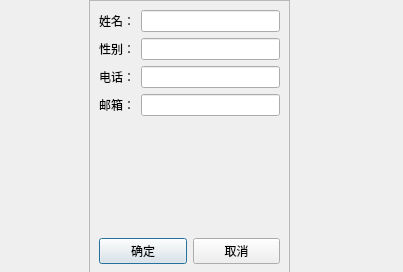
This is MainProgram/infodialog.ui in jameswhqi/12307 as Qt 5 draws it before an edit. The edited form follows.
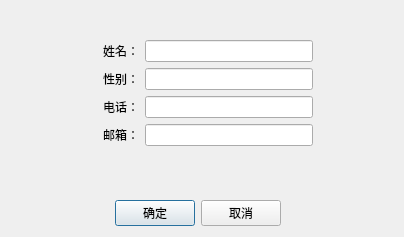
This is the edited form.

What changed in the file:
```diff
--- a/MainProgram/infodialog.ui
+++ b/MainProgram/infodialog.ui
@@ -6,30 +6,46 @@
    <rect>
     <x>0</x>
     <y>0</y>
-    <width>403</width>
-    <height>272</height>
+    <width>404</width>
+    <height>237</height>
    </rect>
   </property>
   <property name="windowTitle">
    <string>Dialog</string>
   </property>
-  <widget class="QFrame" name="frame">
-   <property name="geometry">
-    <rect>
-     <x>89</x>
-     <y>0</y>
-     <width>201</width>
-     <height>274</height>
-    </rect>
-   </property>
-   <property name="frameShape">
-    <enum>QFrame::StyledPanel</enum>
-   </property>
-   <property name="frameShadow">
-    <enum>QFrame::Raised</enum>
-   </property>
-   <layout class="QVBoxLayout" name="verticalLayout">
-    <item>
+  <layout class="QGridLayout" name="gridLayout_2">
+   <item row="6" column="3">
+    <layout class="QHBoxLayout" name="horizontalLayout">
+     <item>
+      <widget class="QPushButton" name="confirm">
+       <property name="text">
+        <string>确定</string>
+       </property>
+      </widget>
+     </item>
+     <item>
+      <widget class="QPushButton" name="cancel">
+       <property name="text">
+        <string>取消</string>
+       </property>
+      </widget>
+     </item>
+    </layout>
+   </item>
+   <item row="5" column="4" rowspan="2" colspan="3">
+    <spacer name="horizontalSpacer_4">
+     <property name="orientation">
+      <enum>Qt::Horizontal</enum>
+     </property>
+     <property name="sizeHint" stdset="0">
+      <size>
+       <width>110</width>
+       <height>39</height>
+      </size>
+     </property>
+    </spacer>
+   </item>
+   <item row="1" column="1" colspan="5">
      <layout class="QGridLayout" name="gridLayout">
       <item row="0" column="0">
        <widget class="QLabel" name="name_label">
@@ -73,7 +89,46 @@
       </item>
      </layout>
     </item>
-    <item>
+   <item row="5" column="0" rowspan="2" colspan="2">
+    <spacer name="horizontalSpacer_3">
+     <property name="orientation">
+      <enum>Qt::Horizontal</enum>
+     </property>
+     <property name="sizeHint" stdset="0">
+      <size>
+       <width>96</width>
+       <height>20</height>
+      </size>
+     </property>
+    </spacer>
+   </item>
+   <item row="1" column="6">
+    <spacer name="horizontalSpacer_2">
+     <property name="orientation">
+      <enum>Qt::Horizontal</enum>
+     </property>
+     <property name="sizeHint" stdset="0">
+      <size>
+       <width>67</width>
+       <height>20</height>
+      </size>
+     </property>
+    </spacer>
+   </item>
+   <item row="1" column="0">
+    <spacer name="horizontalSpacer">
+     <property name="orientation">
+      <enum>Qt::Horizontal</enum>
+     </property>
+     <property name="sizeHint" stdset="0">
+      <size>
+       <width>86</width>
+       <height>20</height>
+      </size>
+     </property>
+    </spacer>
+   </item>
+   <item row="0" column="4">
      <spacer name="verticalSpacer_2">
       <property name="orientation">
        <enum>Qt::Vertical</enum>
@@ -81,61 +136,32 @@
       <property name="sizeHint" stdset="0">
        <size>
         <width>20</width>
-        <height>18</height>
+       <height>6</height>
        </size>
       </property>
      </spacer>
     </item>
-    <item>
+   <item row="2" column="4">
+    <spacer name="verticalSpacer">
+     <property name="orientation">
+      <enum>Qt::Vertical</enum>
+     </property>
+     <property name="sizeHint" stdset="0">
+      <size>
+       <width>20</width>
+       <height>15</height>
+      </size>
+     </property>
+    </spacer>
+   </item>
+   <item row="2" column="3">
      <widget class="QLabel" name="result">
       <property name="text">
        <string/>
       </property>
      </widget>
     </item>
-    <item>
-     <spacer name="verticalSpacer">
-      <property name="orientation">
-       <enum>Qt::Vertical</enum>
-      </property>
-      <property name="sizeHint" stdset="0">
-       <size>
-        <width>20</width>
-        <height>28</height>
-       </size>
-      </property>
-     </spacer>
-    </item>
-    <item>
-     <layout class="QHBoxLayout" name="horizontalLayout">
-      <item>
-       <widget class="QPushButton" name="confirm">
-        <property name="text">
-         <string>确定</string>
-        </property>
-       </widget>
-      </item>
-      <item>
-       <widget class="QPushButton" name="cancel">
-        <property name="text">
-         <string>取消</string>
-        </property>
-       </widget>
-      </item>
-     </layout>
-    </item>
-   </layout>
-   <zorder></zorder>
-   <zorder>result</zorder>
-   <zorder>verticalSpacer_2</zorder>
-   <zorder></zorder>
-   <zorder>verticalSpacer</zorder>
-   <zorder></zorder>
-   <zorder>result</zorder>
-   <zorder>verticalSpacer_2</zorder>
-   <zorder>verticalSpacer</zorder>
-   <zorder></zorder>
-  </widget>
+  </layout>
  </widget>
  <resources/>
  <connections/>
```
Lines whose indentation alone changed are shown as unchanged.
